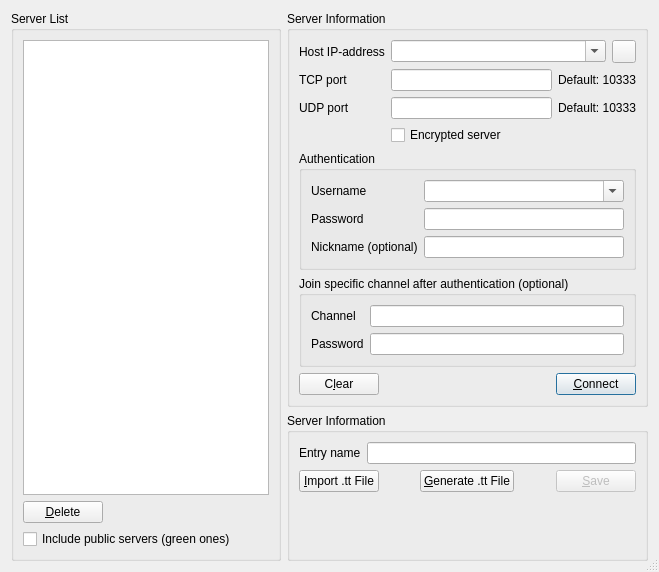
Above: Client/qtTeamTalk/serverlist.ui from BearWare/TeamTalk5 before the change. Below: the same form after it.
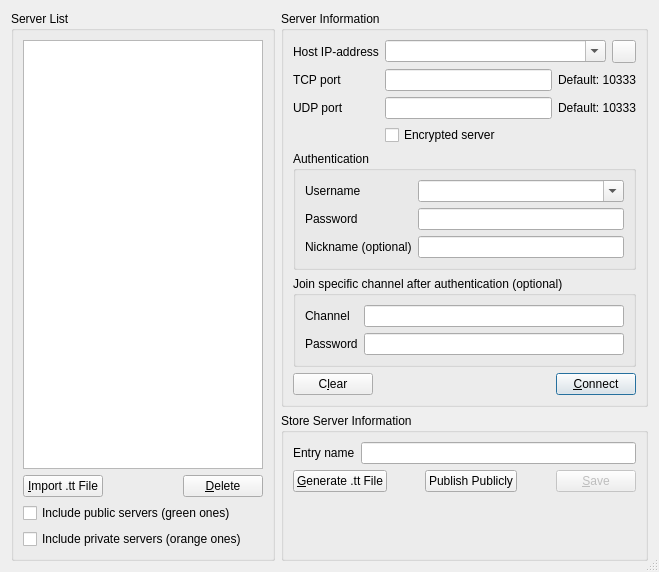
That is the form after the change. Icons and pictures are not drawn. Custom widgets are drawn as their Qt base class.

Commit message: Publish private server

```diff
--- a/Client/qtTeamTalk/serverlist.ui
+++ b/Client/qtTeamTalk/serverlist.ui
@@ -45,9 +45,9 @@
       <item>
        <layout class="QHBoxLayout" name="horizontalLayout_3">
         <item>
-         <widget class="QPushButton" name="delButton">
+         <widget class="QPushButton" name="impttButton">
           <property name="text">
-           <string>&amp;Delete</string>
+           <string>&amp;Import .tt File</string>
           </property>
          </widget>
         </item>
@@ -64,6 +64,13 @@
           </property>
          </spacer>
         </item>
+        <item>
+         <widget class="QPushButton" name="delButton">
+          <property name="text">
+           <string>&amp;Delete</string>
+          </property>
+         </widget>
+        </item>
        </layout>
       </item>
       <item>
@@ -73,6 +80,13 @@
         </property>
        </widget>
       </item>
+      <item>
+       <widget class="QCheckBox" name="checkBox">
+        <property name="text">
+         <string>Include private servers (orange ones)</string>
+        </property>
+       </widget>
+      </item>
      </layout>
     </widget>
    </item>
@@ -324,7 +338,7 @@
      <item>
       <widget class="QGroupBox" name="groupBox_5">
        <property name="title">
-        <string>Server Information</string>
+        <string>Store Server Information</string>
        </property>
        <layout class="QVBoxLayout" name="verticalLayout_2">
         <item>
@@ -346,26 +360,6 @@
         </item>
         <item>
          <layout class="QHBoxLayout" name="horizontalLayout_2">
-          <item>
-           <widget class="QPushButton" name="impttButton">
-            <property name="text">
-             <string>&amp;Import .tt File</string>
-            </property>
-           </widget>
-          </item>
-          <item>
-           <spacer name="horizontalSpacer_3">
-            <property name="orientation">
-             <enum>Qt::Horizontal</enum>
-            </property>
-            <property name="sizeHint" stdset="0">
-             <size>
-              <width>40</width>
-              <height>20</height>
-             </size>
-            </property>
-           </spacer>
-          </item>
           <item>
            <widget class="QPushButton" name="genttButton">
             <property name="toolTip">
@@ -379,6 +373,26 @@
             </property>
            </widget>
           </item>
+          <item>
+           <spacer name="horizontalSpacer_3">
+            <property name="orientation">
+             <enum>Qt::Horizontal</enum>
+            </property>
+            <property name="sizeHint" stdset="0">
+             <size>
+              <width>40</width>
+              <height>20</height>
+             </size>
+            </property>
+           </spacer>
+          </item>
+          <item>
+           <widget class="QPushButton" name="publishButton">
+            <property name="text">
+             <string>Publish Publicly</string>
+            </property>
+           </widget>
+          </item>
           <item>
            <spacer name="horizontalSpacer_2">
             <property name="orientation">
```
The commit also changes 5 other files.
